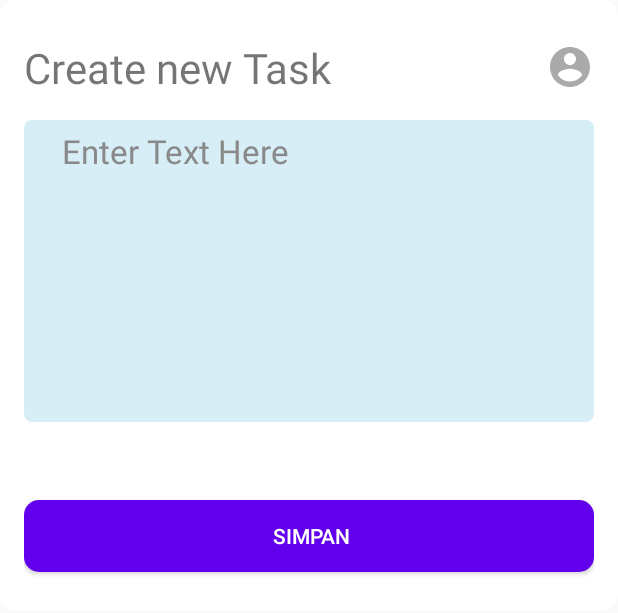
After one commit to Rkleib/Playground, an Android app: the layout dialog_add_item.xml on its own in the app's theme, with its tools: preview values and no code run, on a phone screen of 412 x 824 dp. The commit adds this screen. Shown: the top 613 px of the screen. Run offline under Robolectric (Android 15) with nearby library versions, the phone set to English and light mode, and no system bars.

Commit message:
add boardView

```diff
--- a/app/build.gradle
+++ b/app/build.gradle
@@ -30,5 +30,5 @@ dependencies {
     testImplementation 'junit:junit:4.12'
     androidTestImplementation 'androidx.test.ext:junit:1.1.1'
     androidTestImplementation 'androidx.test.espresso:espresso-core:3.2.0'
-
+    implementation 'com.github.jakebonk:BoardView:1.3.6'
 }
--- a/app/src/main/AndroidManifest.xml
+++ b/app/src/main/AndroidManifest.xml
@@ -9,6 +9,7 @@
         android:roundIcon="@mipmap/ic_launcher_round"
         android:supportsRtl="true"
         android:theme="@style/AppTheme">
+        <activity android:name=".boardView.BoardViewActivity"></activity>
         <activity
             android:name=".dialog.DialogBasicActivity"
             android:label="@string/app_name"
--- /dev/null
+++ b/app/src/main/java/com/rkleib/android/playground/util/CustomTextInputLayout.java
@@ -0,0 +1,45 @@
+package com.rkleib.android.playground.util;
+
+import android.content.Context;
+import android.graphics.drawable.Drawable;
+import android.util.AttributeSet;
+import android.widget.EditText;
+
+import androidx.annotation.Nullable;
+
+import com.google.android.material.textfield.TextInputLayout;
+
+
+public class CustomTextInputLayout extends TextInputLayout {
+    public CustomTextInputLayout(Context context) {
+        super(context);
+    }
+
+    public CustomTextInputLayout(Context context, AttributeSet attrs) {
+        super(context, attrs);
+    }
+
+    public CustomTextInputLayout(Context context, AttributeSet attrs, int defStyleAttr) {
+        super(context, attrs, defStyleAttr);
+    }
+
+    @Override
+    protected void drawableStateChanged() {
+        super.drawableStateChanged();
+        clearEditTextColorfilter();
+    }
+
+    @Override
+    public void setError(@Nullable CharSequence errorText) {
+        super.setError(errorText);
+        clearEditTextColorfilter();
+    }
+
+    private void clearEditTextColorfilter() {
+        EditText editText = getEditText();
+        if (editText != null) {
+            Drawable background = editText.getBackground();
+            background.clearColorFilter();
+        }
+    }
+}
--- /dev/null
+++ b/app/src/main/res/drawable/bg_til.xml
@@ -0,0 +1,6 @@
+<?xml version="1.0" encoding="utf-8"?>
+<shape xmlns:android="http://schemas.android.com/apk/res/android">
+    <solid android:color="#f8f8f8" />
+    <size android:height="40dp" />
+    <corners android:radius="5dp" />
+</shape>
--- /dev/null
+++ b/app/src/main/res/drawable/bg_til_default_state.xml
@@ -0,0 +1,5 @@
+<?xml version="1.0" encoding="utf-8"?>
+<selector xmlns:android="http://schemas.android.com/apk/res/android">
+    <item android:drawable="@drawable/bg_til" android:state_focused="false"/>
+    <item android:drawable="@drawable/bg_til_selected" android:state_focused="true"/>
+</selector>
--- /dev/null
+++ b/app/src/main/res/drawable/bg_til_selected.xml
@@ -0,0 +1,6 @@
+<?xml version="1.0" encoding="utf-8"?>
+<shape xmlns:android="http://schemas.android.com/apk/res/android">
+    <solid android:color="#280295ce" />
+    <size android:height="40dp" />
+    <corners android:radius="5dp" />
+</shape>
--- /dev/null
+++ b/app/src/main/res/layout/dialog_add_item.xml
@@ -0,0 +1,86 @@
+<?xml version="1.0" encoding="utf-8"?>
+<LinearLayout xmlns:android="http://schemas.android.com/apk/res/android"
+    xmlns:tools="http://schemas.android.com/tools"
+    android:layout_width="match_parent"
+    android:layout_height="match_parent"
+    xmlns:app="http://schemas.android.com/apk/res-auto"
+    android:orientation="vertical">
+
+    <androidx.cardview.widget.CardView
+        android:layout_width="match_parent"
+        android:layout_height="wrap_content"
+        app:cardCornerRadius="10dp"
+        app:cardBackgroundColor="@color/white"
+        app:cardElevation="0dp">
+
+        <LinearLayout
+            android:layout_width="match_parent"
+            android:layout_height="match_parent"
+            android:layout_marginStart="16dp"
+            android:layout_marginEnd="16dp"
+            android:orientation="vertical">
+
+            <LinearLayout
+                android:layout_width="match_parent"
+                android:layout_height="wrap_content"
+                android:layout_marginTop="26dp"
+                android:orientation="horizontal">
+
+                <TextView
+                    android:layout_width="0dp"
+                    android:layout_weight="1"
+                    android:layout_gravity="center"
+                    android:layout_height="wrap_content"
+                    android:text="Create new Task"
+                    android:textSize="28sp"
+                    tools:ignore="HardcodedText" />
+
+                <ImageView
+                    android:layout_width="32dp"
+                    android:layout_height="32dp"
+                    android:layout_gravity="center"
+                    android:src="@drawable/ic_account_rounded"
+                    android:tint="@android:color/darker_gray"/>
+            </LinearLayout>
+
+            <com.rkleib.android.playground.util.CustomTextInputLayout
+                android:id="@+id/ti_item"
+                android:layout_width="match_parent"
+                android:layout_height="wrap_content"
+                android:layout_marginTop="16dp"
+                android:layout_marginBottom="5dp"
+                app:errorEnabled="true"
+                app:hintEnabled="false">
+
+                <androidx.appcompat.widget.AppCompatEditText
+                    android:id="@+id/et_item"
+                    style="@style/textInputLayout"
+                    android:layout_width="match_parent"
+                    android:layout_height="wrap_content"
+                    android:padding="6dp"
+                    android:gravity="top"
+                    android:clickable="true"
+                    android:focusable="true"
+                    android:hint="Enter Text Here"
+                    android:imeOptions="flagNoExtractUi"
+                    android:inputType="textMultiLine"
+                    android:lineSpacingExtra="6sp"
+                    android:lines="6"
+                    android:maxLines="10"
+                    android:textSize="22sp"
+                    tools:ignore="HardcodedText" />
+            </com.rkleib.android.playground.util.CustomTextInputLayout>
+
+            <Button
+                android:id="@+id/btn_simpan"
+                android:layout_width="match_parent"
+                android:layout_height="match_parent"
+                android:layout_marginTop="26dp"
+                android:layout_marginBottom="26dp"
+                android:background="@drawable/bg_button_rounded"
+                android:padding="10dp"
+                android:text=" Simpan"
+                android:textColor="@android:color/white" />
+        </LinearLayout>
+    </androidx.cardview.widget.CardView>
+</LinearLayout>
--- a/app/src/main/res/values/colors.xml
+++ b/app/src/main/res/values/colors.xml
@@ -5,4 +5,5 @@
     <color name="colorAccent">#03DAC5</color>
     <color name="white">#ffffffff</color>
     <color name="gray">#CC2E2E2E</color>
+    <color name="hint_text_color">#898989</color>
 </resources>
--- a/app/src/main/res/values/styles.xml
+++ b/app/src/main/res/values/styles.xml
@@ -65,4 +65,14 @@
         <item name="android:textColor">#CC2E2E2E</item>
     </style>
 
+    <!-- DEFAULT EDITTEXT STYLE -->
+    <style name="textInputLayout">
+        <item name="android:textSize">12sp</item>
+        <item name="android:textColor">#cc000000</item>
+        <item name="android:textColorHint">@color/hint_text_color</item>
+        <item name="android:paddingStart">25dp</item>
+        <item name="android:paddingEnd">25dp</item>
+        <item name="android:background">@drawable/bg_til_default_state</item>
+    </style>
+
 </resources>
--- a/build.gradle
+++ b/build.gradle
@@ -16,6 +16,7 @@ allprojects {
     repositories {
         google()
         jcenter()
+        maven { url 'https://jitpack.io' }
     }
 }
 
```
Also changed, not shown: app/src/main/java/com/rkleib/android/playground/adapter/BoardViewAdapter.java (added, +100 -0 lines), app/src/main/java/com/rkleib/android/playground/adapter/CustomBoardAdapter.java (added, +8 -0 lines), app/src/main/java/com/rkleib/android/playground/boardView/BoardViewActivity.java (added, +91 -0 lines), app/src/main/java/com/rkleib/android/playground/main_layout/MainDrawerActivity.java (+14 -6 lines), app/src/main/res/layout/activity_board_view.xml (added, +15 -0 lines), app/src/main/res/layout/column_view.xml (added, +18 -0 lines), app/src/main/res/layout/item_view.xml (added, +18 -0 lines).
